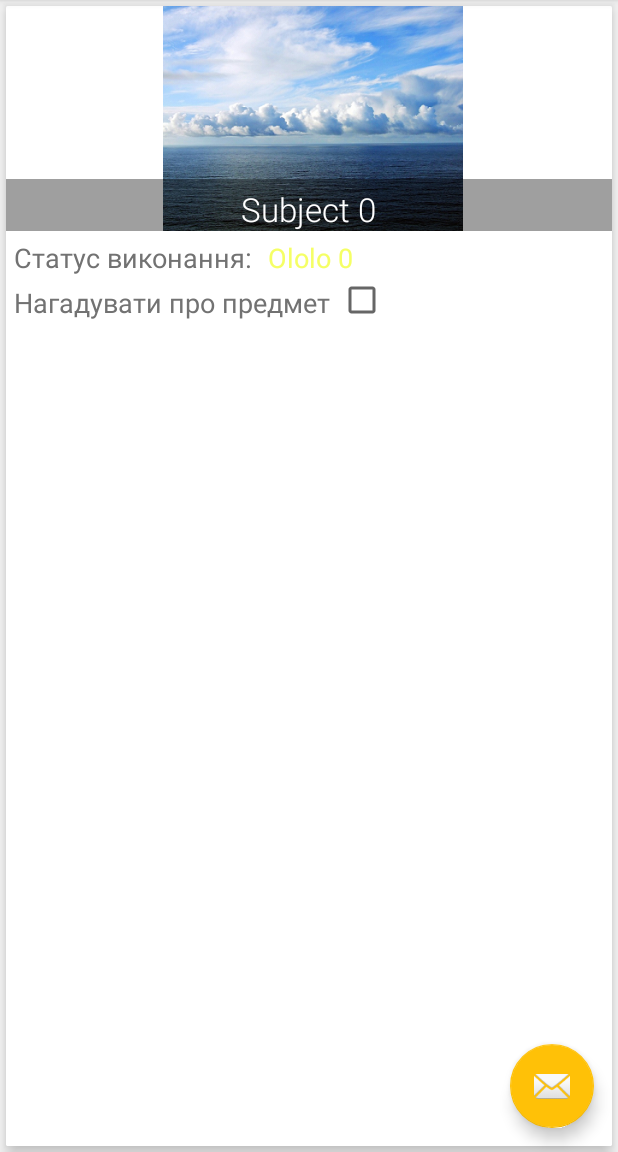
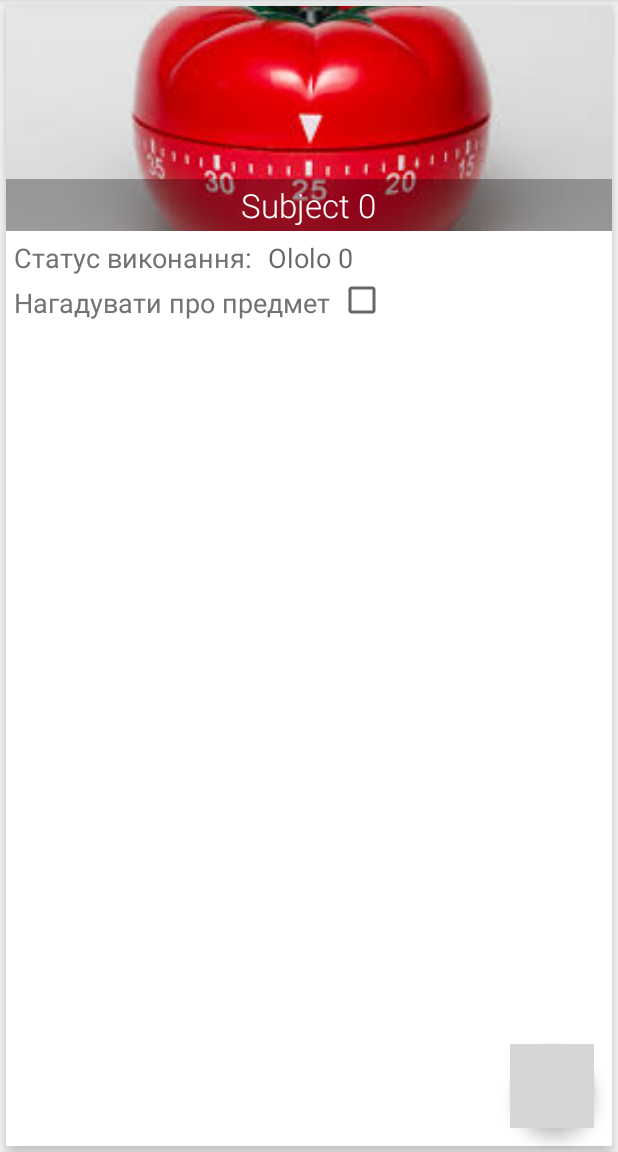
Before and after one commit to crosshp/LearnThingAndroid, an Android app: the screen it shows after launch (MainActivity), on a phone screen of 412 x 824 dp, the part 84-1236 px from its top. Run offline under Robolectric (Android 15) with nearby library versions, the phone set to English and light mode, and no system bars; grey boxes are pictures that could not be loaded.

Commit message:
Картинка на карточках

```diff
--- a/app/src/main/java/com/learn_thing/learnthingandroid/Activity/SubjectCardAdapter.java
+++ b/app/src/main/java/com/learn_thing/learnthingandroid/Activity/SubjectCardAdapter.java
@@ -70,7 +70,7 @@ public class SubjectCardAdapter extends RecyclerView.Adapter<SubjectCardAdapter.
         personViewHolder.name.setText("Subject " + i);
         personViewHolder.statusValue.setText("Ololo " + i);
         personViewHolder.checkBox.setChecked(false);
-        try (InputStream is = view.getContext().getResources().getAssets().open("ocean.png")) {
+        try (InputStream is = view.getContext().getResources().getAssets().open("pomadoro.jpg")) {
             Bitmap bitmapFactory = BitmapFactory.decodeStream(is);
             personViewHolder.imageView.setImageBitmap(bitmapFactory);
         } catch (IOException e) {
--- a/app/src/main/res/layout/activity_main.xml
+++ b/app/src/main/res/layout/activity_main.xml
@@ -29,6 +29,6 @@
         android:layout_height="wrap_content"
         android:layout_gravity="bottom|end"
         android:layout_margin="@dimen/fab_margin"
-        android:src="@android:drawable/ic_dialog_email" />
+        android:src="@drawable/ic_add_white_36dp" />
 
 </android.support.design.widget.CoordinatorLayout>
--- a/app/src/main/res/layout/predmet_card.xml
+++ b/app/src/main/res/layout/predmet_card.xml
@@ -16,9 +16,9 @@
         <ImageView
             android:id="@+id/imageTechnic"
             android:layout_width="match_parent"
+            android:scaleType="centerCrop"
             android:layout_height="150dp"
-            android:layout_alignParentTop="true"
-            android:layout_alignStart="@+id/statusTextView" />
+            android:layout_alignParentTop="true" />
 
         <RelativeLayout
             android:id="@+id/headerTextLayout"
@@ -31,12 +31,12 @@
                 android:id="@+id/headerCard"
                 android:layout_width="wrap_content"
                 android:layout_height="wrap_content"
-                android:layout_centerHorizontal="true"
                 android:layout_marginTop="5dp"
                 android:fontFamily="sans-serif-light"
                 android:text="@string/card_header"
                 android:textAppearance="?android:attr/textAppearanceLarge"
-                android:textColor="@color/card_color" />
+                android:textColor="@color/card_color"
+                android:layout_centerInParent="true" />
         </RelativeLayout>
 
         <TextView
@@ -59,8 +59,7 @@
             android:layout_marginRight="5dp"
             android:layout_toEndOf="@+id/statusTextView"
             android:text="@string/process"
-            android:textAppearance="?android:attr/textAppearanceMedium"
-            android:textColor="#f5ff65" />
+            android:textAppearance="?android:attr/textAppearanceMedium" />
 
         <TextView
             android:id="@+id/remindTextView"
--- a/app/src/main/res/values/colors.xml
+++ b/app/src/main/res/values/colors.xml
@@ -9,5 +9,5 @@
     <color name="secondary_text">#727272</color>
     <color name="card_color">#FFFFFF</color>
     <color name="activity_card">#FAFAFA</color>
-    <color name="transperency_black">#60000000</color>
+    <color name="transperency_black">#50000000</color>
 </resources>
```
Also changed, not shown: app/src/main/assets/pomadoro.jpg (added).
